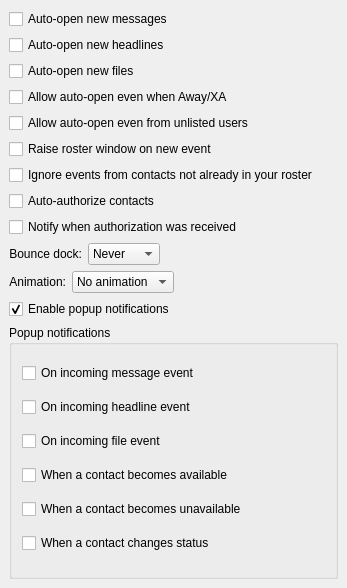
The window that main/synapse-im/src/options/opt_events.ui (BackupTheBerlios/synapse-xmpp-svn) describes before a commit, drawn with Qt 5.
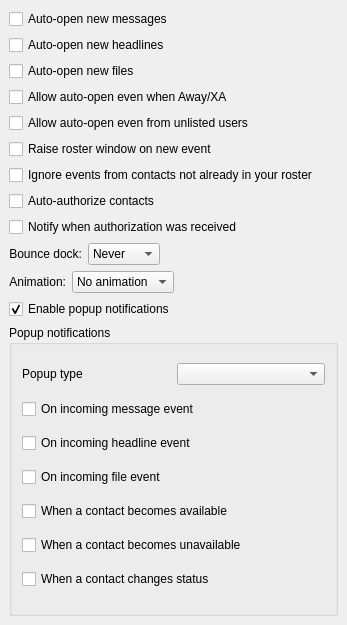
The same window after the commit.

Commit message: Added support for Basic and Full popups types.

Patch:
```diff
--- a/main/synapse-im/src/options/opt_events.ui
+++ b/main/synapse-im/src/options/opt_events.ui
@@ -6,7 +6,7 @@
     <x>0</x>
     <y>0</y>
     <width>347</width>
-    <height>588</height>
+    <height>625</height>
    </rect>
   </property>
   <property name="windowTitle" >
@@ -214,6 +214,26 @@
       <property name="spacing" >
        <number>6</number>
       </property>
+      <item>
+       <layout class="QHBoxLayout" >
+        <property name="margin" >
+         <number>0</number>
+        </property>
+        <property name="spacing" >
+         <number>6</number>
+        </property>
+        <item>
+         <widget class="QLabel" name="lb_popupType" >
+          <property name="text" >
+           <string>Popup type</string>
+          </property>
+         </widget>
+        </item>
+        <item>
+         <widget class="QComboBox" name="cb_popupType" />
+        </item>
+       </layout>
+      </item>
       <item>
        <widget class="QCheckBox" name="ck_popupOnMessage" >
         <property name="text" >
```
The commit also changes 9 other files.
